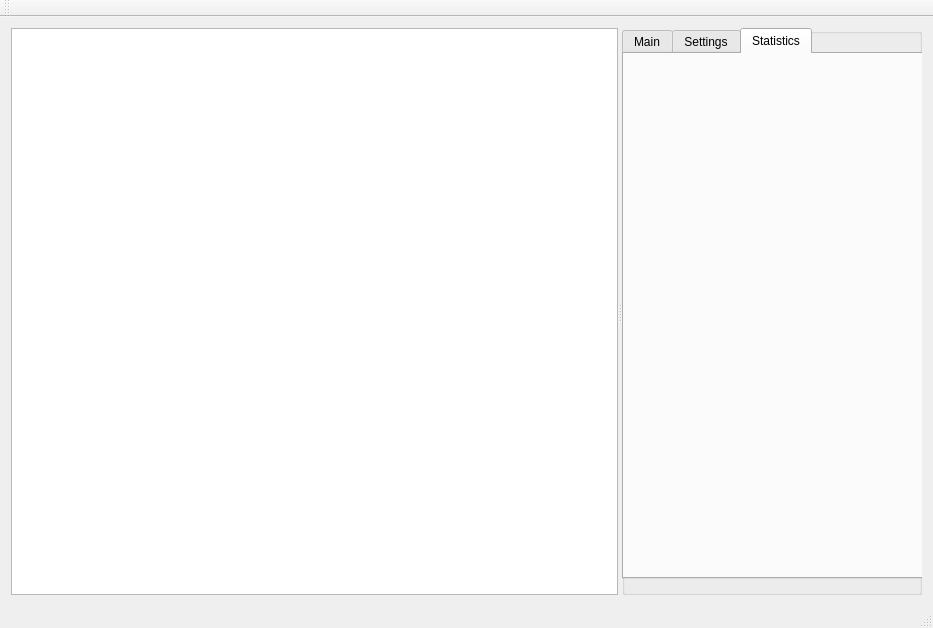
Old version of the form gui/mainwindow.ui in the repository blakeMilner/pandemic.
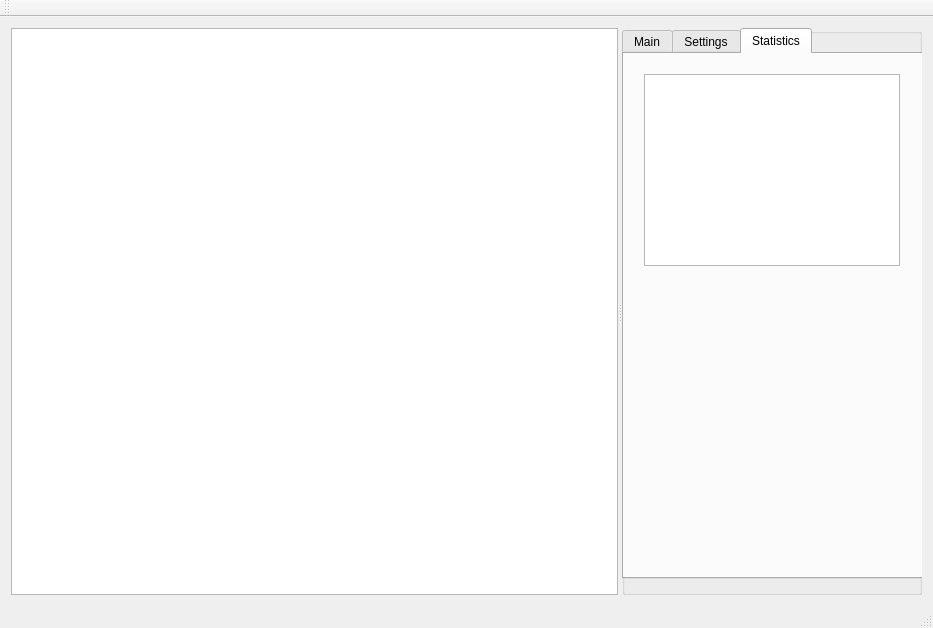
New version of the form.

```diff
--- a/gui/mainwindow.ui
+++ b/gui/mainwindow.ui
@@ -412,6 +412,57 @@
          <attribute name="title">
           <string>Statistics</string>
          </attribute>
+         <widget class="QTreeWidget" name="settings_widget">
+          <property name="geometry">
+           <rect>
+            <x>20</x>
+            <y>20</y>
+            <width>256</width>
+            <height>192</height>
+           </rect>
+          </property>
+          <property name="sizePolicy">
+           <sizepolicy hsizetype="Fixed" vsizetype="Fixed">
+            <horstretch>0</horstretch>
+            <verstretch>0</verstretch>
+           </sizepolicy>
+          </property>
+          <property name="font">
+           <font>
+            <pointsize>9</pointsize>
+            <weight>75</weight>
+            <bold>true</bold>
+           </font>
+          </property>
+          <property name="verticalScrollBarPolicy">
+           <enum>Qt::ScrollBarAlwaysOff</enum>
+          </property>
+          <property name="horizontalScrollBarPolicy">
+           <enum>Qt::ScrollBarAlwaysOff</enum>
+          </property>
+          <property name="autoScroll">
+           <bool>false</bool>
+          </property>
+          <property name="columnCount">
+           <number>2</number>
+          </property>
+          <attribute name="headerVisible">
+           <bool>false</bool>
+          </attribute>
+          <attribute name="headerStretchLastSection">
+           <bool>false</bool>
+          </attribute>
+          <column>
+           <property name="text">
+            <string notr="true">1</string>
+           </property>
+          </column>
+          <column>
+           <property name="text">
+            <string notr="true">2</string>
+           </property>
+          </column>
+         </widget>
         </widget>
        </widget>
       </widget>
```
Left out of the diff: 16 changed lines with no effect on the pictures.
